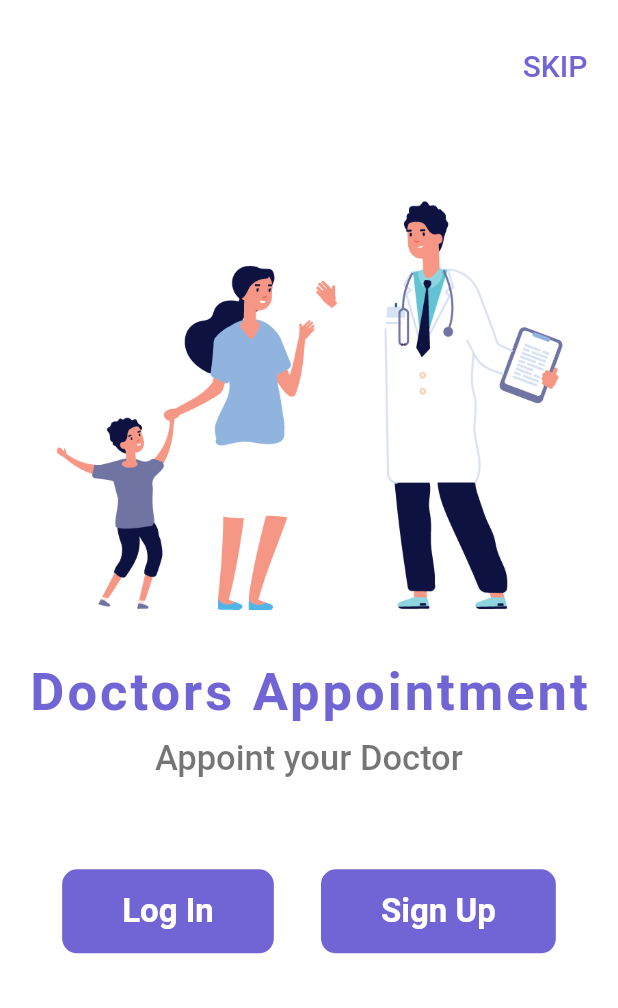
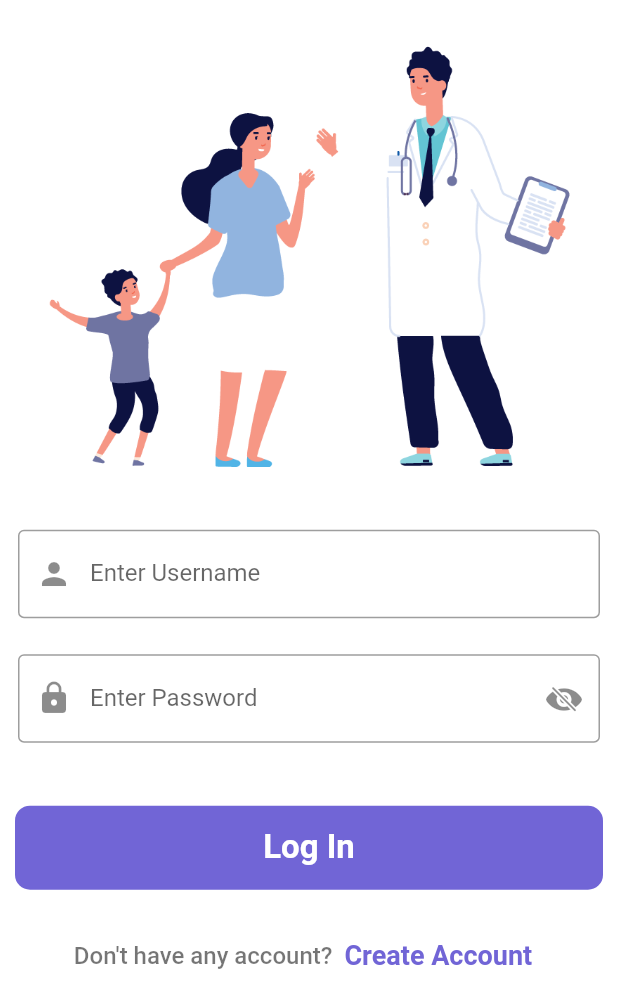
Before and after one commit to codewith-usama/Medical_App-Flutter, a Flutter app: the screen it shows after launch, after a tap on "Log In", on a phone screen of 412 x 824 dp. Shown: the top 1008 px of the screen. Run offline on Flutter 3.47's test engine with Material 2 defaults, Android fonts, the phone set to English and light mode, and no system bars.

Commit message:
Login Screen Completed

```diff
--- a/lib/components/auth.dart
+++ b/lib/components/auth.dart
@@ -1,12 +1,13 @@
 import 'package:flutter/material.dart';
-import '../appColor.dart' as app_color;
+import '../app_color.dart' as app_color;
 import '../constant.dart' as cons;
 
 class Auth extends StatelessWidget {
 
-  Auth({required this.text});
+  const Auth({super.key, required this.text, required this.onTap});
 
   final String text;
+  final void Function() onTap;
 
   @override
   Widget build(BuildContext context) {
@@ -14,17 +15,17 @@ class Auth extends StatelessWidget {
       color: app_color.welcomeScreenComponent,
       borderRadius: BorderRadius.circular(10),
       child: InkWell(
-        onTap: () {
-
-        },
+        onTap: onTap,
         child: Padding(
           padding: const EdgeInsets.symmetric(
             vertical: 15,
             horizontal: 40,
           ),
-          child: Text(
-            text,
-            style: cons.authStyle,
+          child: Center(
+            child: Text(
+              text,
+              style: cons.kAuthStyle
+            ),
           ),
         ),
       ),
--- a/lib/constant.dart
+++ b/lib/constant.dart
@@ -1,7 +1,19 @@
 import 'package:flutter/material.dart';
 
-const authStyle = TextStyle(
+const kAuthStyle = TextStyle(
   color: Colors.white,
   fontSize: 22,
   fontWeight: FontWeight.bold
 );
+
+const kLoginPageBottom = TextStyle(
+  fontWeight: FontWeight.w500,
+  fontSize: 16,
+  color: Colors.black54,
+);
+
+const kCreateAccountLoginPageStyle = TextStyle(
+  fontWeight: FontWeight.bold,
+  color: Color(0xFF7165D6),
+  fontSize: 18
+);
--- /dev/null
+++ b/lib/screens/login_screen.dart
@@ -0,0 +1,126 @@
+import 'package:flutter/cupertino.dart';
+import 'package:flutter/material.dart';
+import 'package:medical_app/constant.dart';
+import '../components/auth.dart';
+import 'signup_screen.dart';
+
+class Login extends StatefulWidget {
+  const Login({Key? key}) : super(key: key);
+
+  @override
+  State<Login> createState() => _LoginState();
+}
+
+class _LoginState extends State<Login> {
+
+  bool passToggle = true;
+
+  @override
+  Widget build(BuildContext context) {
+    return Material(
+      child: Container(
+        color: Colors.white,
+        child: SingleChildScrollView(
+          child: SafeArea(
+            child: Column(
+              children: [
+                const SizedBox(
+                  height: 10,
+                ),
+                Padding(
+                  padding: const EdgeInsets.all(20),
+                  child: Image.asset('images/doctors.png'),
+                ),
+                const SizedBox(
+                  height: 10,
+                ),
+                const Padding(
+                  padding: EdgeInsets.all(12),
+                  child: TextField(
+                    decoration: InputDecoration(
+                      border: OutlineInputBorder(),
+                      label: Text(
+                        "Enter Username"
+                      ),
+                      prefixIcon: Icon(
+                        Icons.person
+                      ),
+                    ),
+                  ),
+                ),
+                Padding(
+                  padding: const EdgeInsets.all(12),
+                  child: TextField(
+                    obscureText: passToggle ? true : false,
+                    decoration:  InputDecoration(
+                      border: const OutlineInputBorder(),
+                      label: const Text(
+                          "Enter Password"
+                      ),
+                      prefixIcon: const Icon(
+                          Icons.lock
+                      ),
+                      suffixIcon: InkWell(
+                        onTap: () {
+                          setState(() {
+                            passToggle == true ? passToggle = false : passToggle = true;
+                          });
+                        },
+                        child: passToggle ? const Icon(
+                            CupertinoIcons.eye_slash_fill
+                        ) : const Icon(
+                            CupertinoIcons.eye_fill
+                        )
+                      )
+                    ),
+                  ),
+                ),
+                const SizedBox(
+                  height: 20,
+                ),
+                Padding(
+                  padding: const EdgeInsets.all(10),
+                  child: SizedBox(
+                    width: double.infinity,
+                    child: Auth(
+                        text: "Log In",
+                      onTap: () {
+
+                      },
+                    ),
+                  ),
+                ),
+                const SizedBox(
+                  height: 10,
+                ),
+                Row(
+                  mainAxisAlignment: MainAxisAlignment.center,
+                  children: [
+                    const Text(
+                      "Don't have any account?",
+                      style: kLoginPageBottom,
+                    ),
+                    TextButton(
+                      onPressed: () {
+                        Navigator.push(
+                          context,
+                          MaterialPageRoute(
+                            builder: (context) => const SignUpScreen(),
+                          )
+                        );
+                      },
+                      child: const Text(
+                        "Create Account",
+                        style: kCreateAccountLoginPageStyle,
+                      ),
+                    )
+                  ],
+                )
+              ],
+            ),
+          ),
+        ),
+      ),
+    );
+  }
+}
--- a/lib/screens/welcome_screen.dart
+++ b/lib/screens/welcome_screen.dart
@@ -1,6 +1,8 @@
 import 'package:flutter/material.dart';
-import '../appColor.dart' as app_color;
+import 'package:medical_app/screens/signup_screen.dart';
+import '../app_color.dart' as app_color;
 import '../components/auth.dart';
+import 'login_screen.dart';
 
 class WelcomeScreen extends StatelessWidget {
   const WelcomeScreen({super.key});
@@ -64,13 +66,33 @@ class WelcomeScreen extends StatelessWidget {
                 ),
               ),
               const SizedBox(
-                height: 60,
+                height: 40,
               ),
               Row(
                 mainAxisAlignment: MainAxisAlignment.spaceEvenly,
                 children: [
-                  Auth(text: "Log In"),
-                  Auth(text: "Sign Up")
+                  Auth(
+                    text: "Log In",
+                    onTap: () {
+                      Navigator.push(
+                        context,
+                        MaterialPageRoute(
+                          builder: (context) => const Login(),
+                        )
+                      );
+                    },
+                  ),
+                  Auth(
+                    text: "Sign Up",
+                    onTap: () {
+                      Navigator.push(
+                          context,
+                          MaterialPageRoute(
+                            builder: (context) => const SignUpScreen(),
+                          )
+                      );
+                    },
+                  )
                 ],
               )
             ],
--- a/pubspec.yaml
+++ b/pubspec.yaml
@@ -34,7 +34,7 @@ dependencies:
 
   # The following adds the Cupertino Icons font to your application.
   # Use with the CupertinoIcons class for iOS style icons.
-  cupertino_icons: ^1.0.2
+  cupertino_icons: ^1.0.5
 
 dev_dependencies:
   flutter_test:
```
Also changed, not shown: lib/screens/signup_screen.dart (added, +137 -0 lines), lib/app_color.dart (renamed from lib/appColor.dart).
